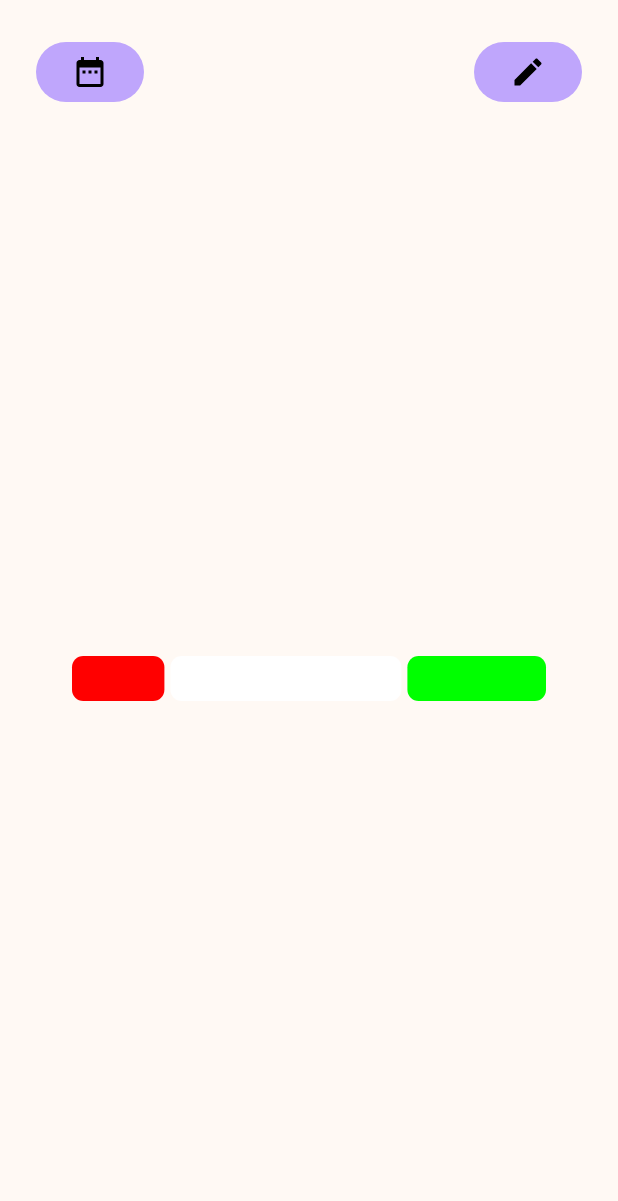
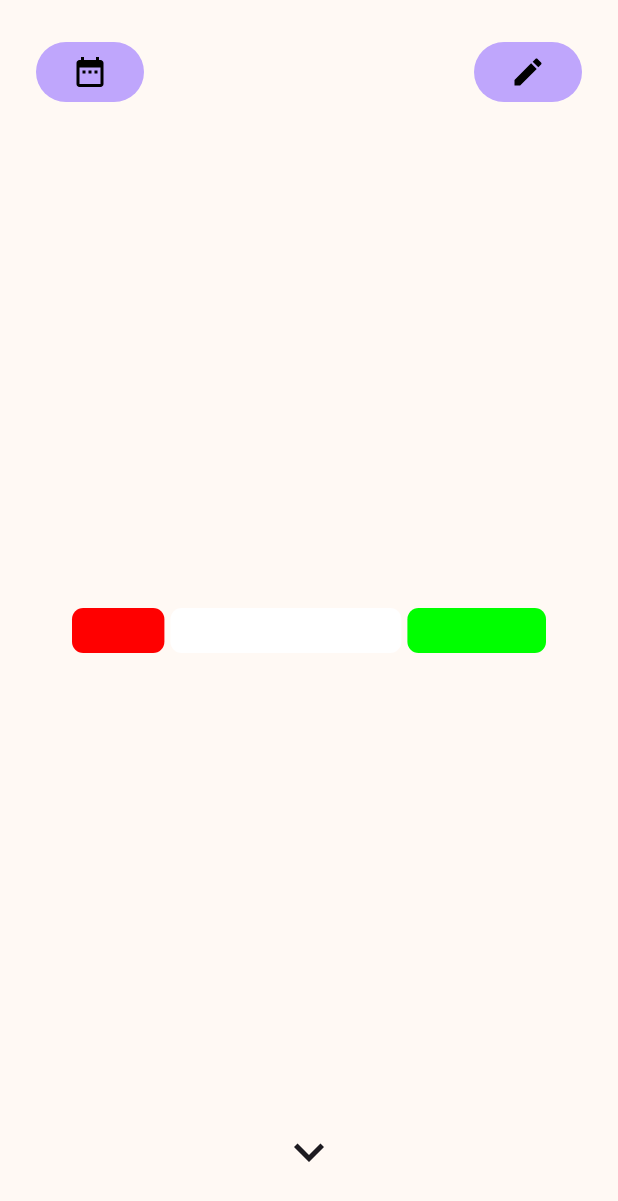
Before and after one commit to JixiuChang/My_Application, an Android app built with Jetpack Compose: the screen it shows after launch (MainActivity), on a phone screen of 412 x 824 dp. Shown: the top 1201 px of the screen. Run offline under Robolectric (Android 15) with nearby library versions, the phone set to English and light mode, and no system bars.

```diff
--- a/androidApp/src/main/java/com/example/myapplication/android/MainActivity.kt
+++ b/androidApp/src/main/java/com/example/myapplication/android/MainActivity.kt
@@ -54,21 +54,23 @@ class MainActivity : ComponentActivity() {
     }
 }
 
+
 @Composable
 fun IndexView() {
     var currentPageState by remember { mutableStateOf("Main") }
     when (currentPageState) {
         "Calendar" -> CalendarView { currentPageState = "Main" }
         "MasterManager" -> MasterManagerView { currentPageState = "Main" }
+        "Preview" -> PreviewView { currentPageState = "Main" }
         "Main" -> MainView(
             onCalendarClick = { currentPageState = "Calendar" },
-            onMasterManagerClick = { currentPageState = "MasterManager" }
+            onMasterManagerClick = { currentPageState = "MasterManager" },
+            onPreviewClick = { currentPageState = "Preview" }
         )
     }
 }
-
 @Composable
-fun MainView(onCalendarClick: () -> Unit, onMasterManagerClick: () -> Unit) {
+fun MainView(onCalendarClick: () -> Unit, onMasterManagerClick: () -> Unit, onPreviewClick: () -> Unit) {
     Column(
         modifier = Modifier
             .fillMaxSize()
@@ -120,8 +122,43 @@ fun MainView(onCalendarClick: () -> Unit, onMasterManagerClick: () -> Unit) {
                 cornerRadius = 7.5.dp  // Corner radius
             )
         }
+        IconButton(
+            onClick = { onPreviewClick() },
+            modifier = Modifier
+                .align(Alignment.CenterHorizontally)
+                .padding(bottom = 16.dp)
+        ) {
+            Icon(
+                imageVector = Icons.Filled.KeyboardArrowDown,
+                contentDescription = "Go to Preview",
+                modifier = Modifier.size(60.dp)
+            )
+        }
     }
 }
+
+@Composable
+fun PreviewView(onMainClick: () -> Unit) {
+    Column(
+        modifier = Modifier.fillMaxSize()
+    ) {
+        // IconButton at the top of the PreviewView
+        IconButton(
+            onClick = { onMainClick() },
+            modifier = Modifier
+                .align(Alignment.CenterHorizontally)
+                .padding(top = 16.dp)
+        ) {
+            Icon(
+                imageVector = Icons.Filled.KeyboardArrowUp,
+                contentDescription = "Go to Main",
+                modifier = Modifier.size(60.dp)
+            )
+        }
+        // ... other content for PreviewView ...
+    }
+}
+
 @Composable
 fun CustomProgressBar(
     modifier: Modifier,
```
